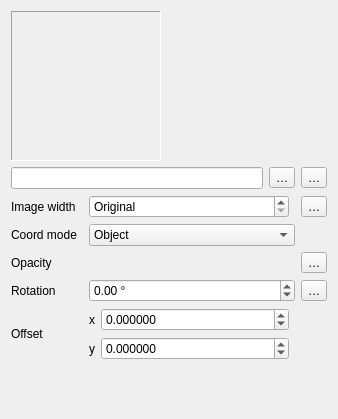
Above: src/ui/symbollayer/widget_rasterfill.ui from qgis/QGIS before the change. Below: the same form after it.
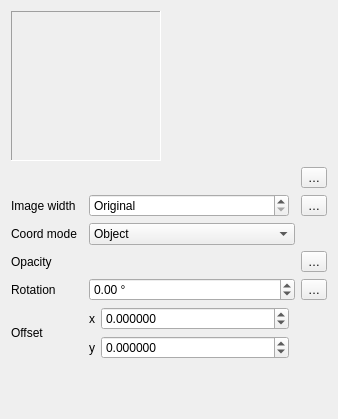
That is the form after the change. Custom widgets are drawn as their Qt base class.

Commit message:
[FEATURE] Raster fill can have images set to remote URLs or as embedded files.
Just like the SVG and raster image marker, raster fill can now
be set to use HTTP(s) URLs or have files directly embedded
inside the symbol itself.

What changed in the file:
```diff
--- a/src/ui/symbollayer/widget_rasterfill.ui
+++ b/src/ui/symbollayer/widget_rasterfill.ui
@@ -22,18 +22,11 @@
     </widget>
    </item>
    <item row="1" column="0" colspan="3">
-    <layout class="QHBoxLayout" name="horizontalLayout">
-     <item>
-      <widget class="QLineEdit" name="mImageLineEdit"/>
-     </item>
-     <item>
-      <widget class="QToolButton" name="mBrowseToolButton">
-       <property name="text">
-        <string>…</string>
-       </property>
-      </widget>
-     </item>
-    </layout>
+    <widget class="QgsImageSourceLineEdit" name="mImageSourceLineEdit" native="true">
+     <property name="focusPolicy">
+      <enum>Qt::StrongFocus</enum>
+     </property>
+    </widget>    
    </item>
    <item row="2" column="3">
     <widget class="QgsPropertyOverrideButton" name="mWidthDDBtn">
@@ -352,6 +345,12 @@
    <header>qgsopacitywidget.h</header>
    <container>1</container>
   </customwidget>
+  <customwidget>
+   <class>QgsImageSourceLineEdit</class>
+   <extends>QWidget</extends>
+   <header>qgsfilecontentsourcelineedit.h</header>
+   <container>1</container>
+  </customwidget>
  </customwidgets>
  <tabstops>
   <tabstop>mImageLineEdit</tabstop>
```
Left out of the diff: 3 changed lines with no effect on the pictures. The commit also changes 2 other files.
